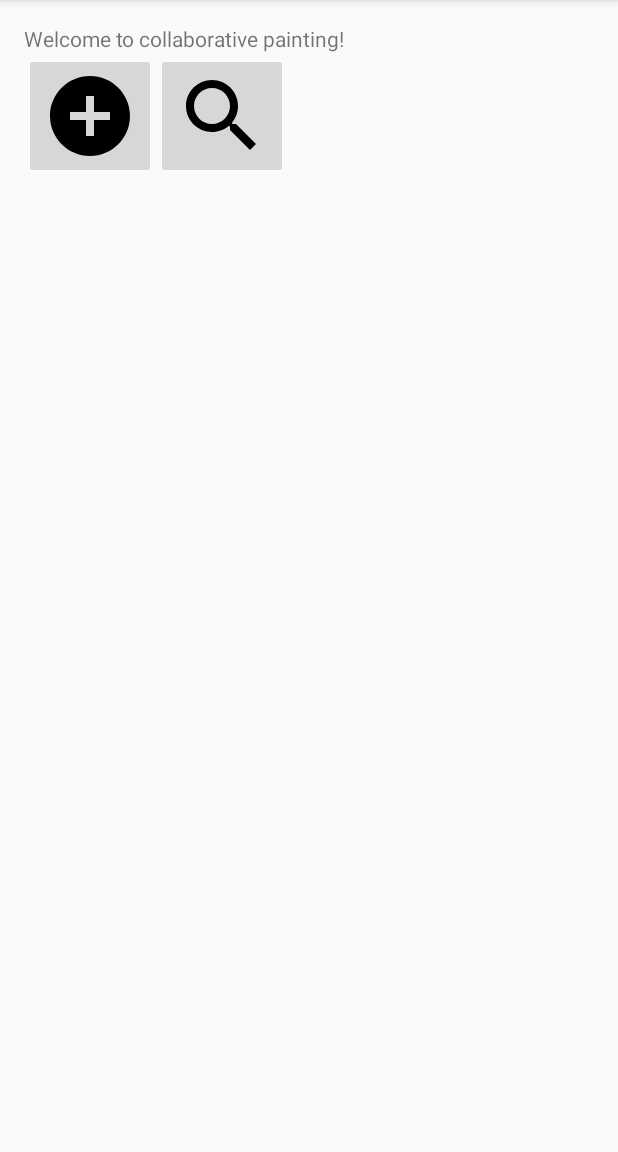
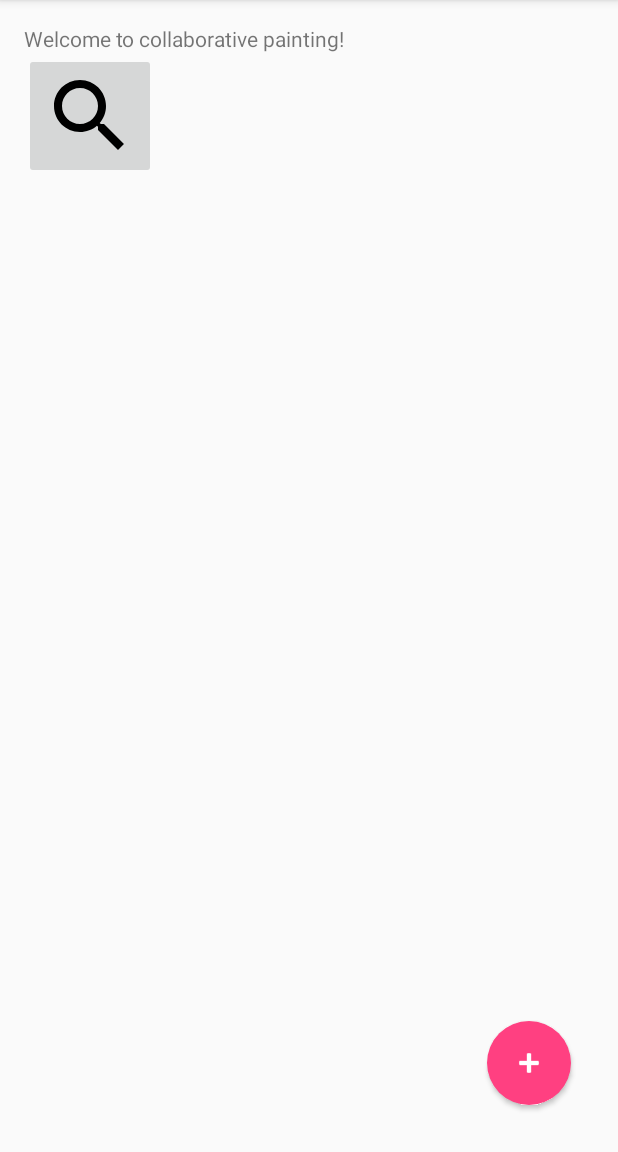
Before and after one commit to Calvin-262-Team-Equinox/magnum-opus-client, an Android app: the screen it shows after launch (MainActivity), on a phone screen of 412 x 824 dp, the part 84-1236 px from its top. Run offline under Robolectric (Android 15) with nearby library versions, the phone set to English and light mode, and no system bars.

Commit message:
* UI: Change buttons to closer match Android conventions

```diff
--- a/app/build.gradle
+++ b/app/build.gradle
@@ -23,4 +23,5 @@ dependencies {
     compile fileTree(dir: 'libs', include: ['*.jar'])
     testCompile 'junit:junit:4.12'
     compile 'com.android.support:appcompat-v7:22.2.1'
+    compile 'com.android.support:design:22.2.1'
 }
--- a/app/src/main/res/drawable/ic_add_circle_black_64dp.xml
+++ /dev/null
@@ -1,9 +0,0 @@
-<vector xmlns:android="http://schemas.android.com/apk/res/android"
-        android:width="64dp"
-        android:height="64dp"
-        android:viewportHeight="24.0"
-        android:viewportWidth="24.0">
-    <path
-        android:fillColor="#FF000000"
-        android:pathData="M12,2C6.48,2 2,6.48 2,12s4.48,10 10,10 10,-4.48 10,-10S17.52,2 12,2zM17,13h-4v4h-2v-4L7,13v-2h4L11,7h2v4h4v2z"/>
-</vector>
--- a/app/src/main/res/layout/activity_main.xml
+++ b/app/src/main/res/layout/activity_main.xml
@@ -1,5 +1,6 @@
 <?xml version="1.0" encoding="utf-8"?>
 <RelativeLayout xmlns:android="http://schemas.android.com/apk/res/android"
+                xmlns:app="http://schemas.android.com/apk/res-auto"
                 xmlns:tools="http://schemas.android.com/tools"
                 android:layout_width="match_parent"
                 android:layout_height="match_parent"
@@ -10,29 +11,31 @@
                 tools:context="edu.calvin.equinox.magnumopus.MainActivity">
 
     <TextView
+        android:id="@+id/textView2"
         android:layout_width="wrap_content"
         android:layout_height="wrap_content"
-        android:text="Welcome to collaborative painting!"
-        android:id="@+id/textView2"/>
+        android:text="Welcome to collaborative painting!"/>
 
     <ImageButton
+        android:id="@+id/imageButton2"
         android:layout_width="wrap_content"
         android:layout_height="wrap_content"
-        android:id="@+id/imageButton"
         android:layout_below="@+id/textView2"
-        android:layout_alignParentLeft="true"
-        android:layout_alignParentStart="true"
-        android:clickable="true"
-        android:src="@drawable/ic_add_circle_black_64dp"
-        android:onClick="openCanvas"/>
+        android:onClick="findCanvas"
+        android:src="@drawable/ic_search"/>
 
-    <ImageButton
+    <android.support.design.widget.FloatingActionButton
+        android:id="@+id/floatingActionButton"
         android:layout_width="wrap_content"
         android:layout_height="wrap_content"
-        android:id="@+id/imageButton2"
-        android:layout_below="@+id/textView2"
-        android:layout_toRightOf="@+id/imageButton"
-        android:layout_toEndOf="@+id/imageButton"
-        android:src="@drawable/ic_search_black_64dp"
-        android:onClick="findCanvas" />
+        android:layout_alignParentBottom="true"
+        android:layout_alignParentEnd="true"
+        android:layout_alignParentRight="true"
+        android:layout_margin="15dp"
+        android:clickable="true"
+        android:onClick="openCanvas"
+        android:src="@android:drawable/ic_input_add"
+        android:tint="@android:color/white"
+        app:borderWidth="0dp"
+        app:elevation="2dp"/>
 </RelativeLayout>
--- a/app/src/main/res/values/strings.xml
+++ b/app/src/main/res/values/strings.xml
@@ -2,7 +2,7 @@
     <string name="app_name">Magnum Opus</string>
     <string name="menu_about">About</string>
     <string name="about_content">Collaborative painting from brush strokes to masterpiece.\n\nBrought to you by:\nJahn Davis, Casey Jones, Hannah Ludema, and Micah Ng</string>
-    <string name="find_canvas">Enter canvas ID</string>
+    <string name="find_canvas">Find a canvas…</string>
     <string-array name="brushTypes">
         <item>Paint Brush</item>
         <item>Pen Brush</item>
```
Also changed, not shown: app/src/main/res/layout/activity_canvas.xml (+21 -19 lines), app/src/main/res/drawable/ic_pan.xml (renamed from app/src/main/res/drawable/ic_open_with_black_24dp.xml), app/src/main/res/drawable/ic_search.xml (renamed from app/src/main/res/drawable/ic_search_black_64dp.xml).
